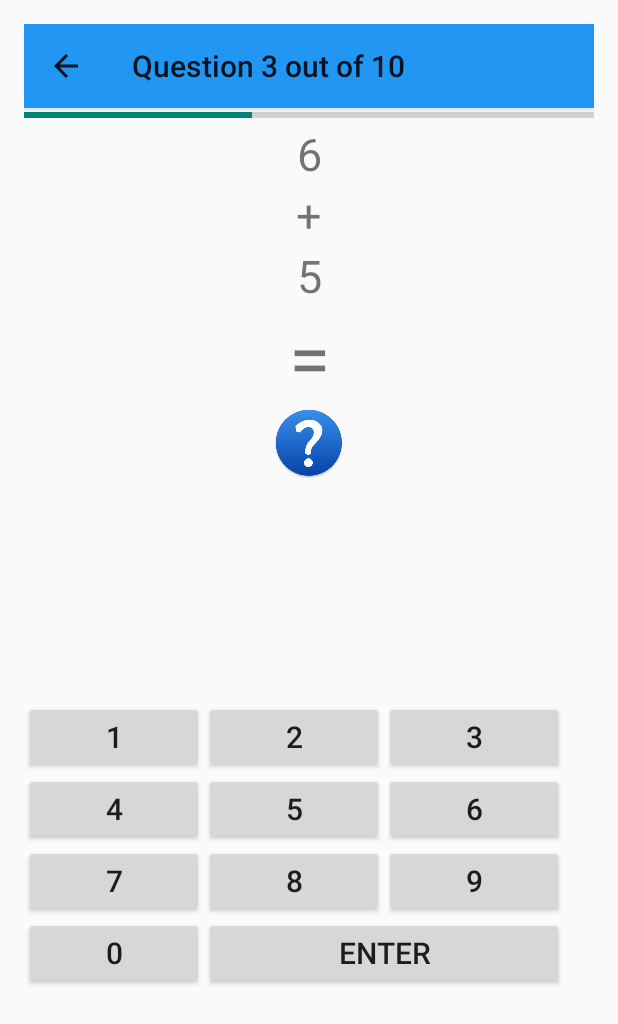
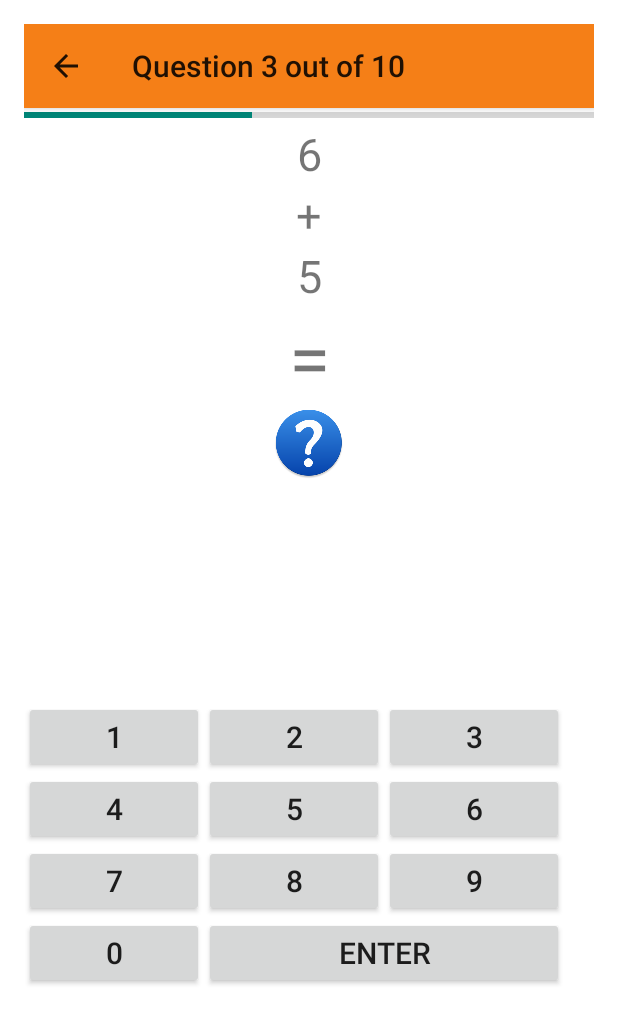
Before and after one commit to knair99/LayoutMathQuiz, an Android app: the QuizActivity screen opened directly, with no data from a screen before it, on a phone screen of 412 x 824 dp. Shown: the top 1024 px of the screen. Run offline under Robolectric (Android 15) with nearby library versions, the phone set to English and light mode, and no system bars.

Commit message:
modified colors

```diff
--- a/app/src/main/java/com/example/nimma/mathquiz/ExitDialog.java
+++ b/app/src/main/java/com/example/nimma/mathquiz/ExitDialog.java
@@ -52,11 +52,8 @@ public class ExitDialog extends DialogFragment {
         builder.setNegativeButton("No", new DialogInterface.OnClickListener() {
                     @Override
                     public void onClick(DialogInterface dialogInterface, int i) {
-
                         frag_question.bDontStartTimer = false;
                         frag_question.CreateAndStartTimer();
-                        //myActivity.setRequestedOrientation(ActivityInfo.SCREEN_ORIENTATION_SENSOR);
-
                     }
                 });
 
--- a/app/src/main/java/com/example/nimma/mathquiz/QuestionFragment.java
+++ b/app/src/main/java/com/example/nimma/mathquiz/QuestionFragment.java
@@ -41,6 +41,7 @@ public class QuestionFragment extends Fragment {
     public static final int TOTAL_QUESTIONS = 10;
     public static final String STR_QUIZ_OVER = "STR_QUIZ_OVER";
     public static final String STR_DONT_START_TIMER = "STR_DONT_START_TIMER";
+    public static final String STR_ORIENTATION_CHANGED = "STR_ORIENTATION_CHANGED";
 
 
     //These are changeables
@@ -67,6 +68,7 @@ public class QuestionFragment extends Fragment {
     public CountDownTimer cdTimer;
     public boolean bDontStartTimer = false;
     public static boolean bStartingTimeFromPause = false;
+    public boolean bOrientationHasChanged = false;
 
     @Override
     public View onCreateView(LayoutInflater inflater, ViewGroup container,
@@ -96,6 +98,7 @@ public class QuestionFragment extends Fragment {
             bQuizOver = savedInstanceState.getBoolean(STR_QUIZ_OVER);
 
             bDontStartTimer = savedInstanceState.getBoolean(STR_DONT_START_TIMER);
+
         }
         else {
             //Generate random numbers
@@ -197,6 +200,7 @@ public class QuestionFragment extends Fragment {
 
         outState.putBoolean(STR_QUIZ_OVER, bQuizOver);
         outState.putBoolean(STR_DONT_START_TIMER, bDontStartTimer);
+        outState.putBoolean(STR_ORIENTATION_CHANGED, bOrientationHasChanged);
 
         //Cancel timer again?
         if(cdTimer != null) {
--- a/app/src/main/java/com/example/nimma/mathquiz/QuizActivity.java
+++ b/app/src/main/java/com/example/nimma/mathquiz/QuizActivity.java
@@ -14,6 +14,8 @@ import android.os.Bundle;
 import android.support.v7.widget.Toolbar;
 import android.view.MenuItem;
 import android.view.View;
+import android.view.Window;
+import android.view.WindowManager;
 import android.widget.Button;
 import android.widget.ProgressBar;
 
@@ -41,6 +43,11 @@ public class QuizActivity extends AppCompatActivity implements NumberPadFragment
 
         getSupportActionBar().setDisplayHomeAsUpEnabled(true);
         getSupportActionBar().setDisplayShowHomeEnabled(true);
+
+        Window window = this.getWindow();
+        window.clearFlags(WindowManager.LayoutParams.FLAG_TRANSLUCENT_STATUS);
+        window.addFlags(WindowManager.LayoutParams.FLAG_DRAWS_SYSTEM_BAR_BACKGROUNDS);
+        window.setStatusBarColor(getResources().getColor(R.color.neela));
 
         //Init progressBar
         ProgressBar pb = (ProgressBar) findViewById(R.id.progressBar);
@@ -132,7 +139,7 @@ public class QuizActivity extends AppCompatActivity implements NumberPadFragment
     protected void onResume() {
         frag_question = (QuestionFragment) getFragmentManager().findFragmentById(R.id.question_fragment);
         frag_question.bStartingTimeFromPause = true;
-        if(!frag_question.bQuizOver && !frag_question.bDontStartTimer) {
+        if(!frag_question.bQuizOver && !frag_question.bDontStartTimer){
             frag_question.CreateAndStartTimer();
         }
         super.onResume();
--- a/app/src/main/res/layout-land/activity_home.xml
+++ b/app/src/main/res/layout-land/activity_home.xml
@@ -3,13 +3,14 @@
     xmlns:app="http://schemas.android.com/apk/res-auto"
     android:layout_width="match_parent"
     android:layout_height="match_parent"
-    android:orientation = "horizontal">
+    android:orientation = "horizontal"
+    android:background="@color/background_neela">
 
     <android.support.v7.widget.Toolbar
         android:id="@+id/my_toolbar"
         android:layout_width="match_parent"
         android:layout_height="?attr/actionBarSize"
-        android:background="#2196F3"
+        android:background="#F57F17"
         android:elevation="4dp"
         android:theme="@style/ThemeOverlay.AppCompat.ActionBar"
         app:popupTheme="@style/ThemeOverlay.AppCompat.Light"/>
--- a/app/src/main/res/layout-land/activity_quiz.xml
+++ b/app/src/main/res/layout-land/activity_quiz.xml
@@ -10,13 +10,14 @@
     android:paddingRight="@dimen/activity_horizontal_margin"
     android:paddingTop="@dimen/activity_vertical_margin"
     tools:context="com.example.nimma.mathquiz.QuizActivity"
+    android:background="@color/background_neela"
     android:orientation="horizontal">
 
     <android.support.v7.widget.Toolbar
         android:id="@+id/my_toolbar"
         android:layout_width="match_parent"
         android:layout_height="?attr/actionBarSize"
-        android:background="#2196F3"
+        android:background="#F57F17"
         android:elevation="4dp"
         android:theme="@style/ThemeOverlay.AppCompat.ActionBar"
         app:popupTheme="@style/ThemeOverlay.AppCompat.Light"/>
--- a/app/src/main/res/layout-sw600dp-land/activity_home.xml
+++ b/app/src/main/res/layout-sw600dp-land/activity_home.xml
@@ -3,13 +3,14 @@
     xmlns:app="http://schemas.android.com/apk/res-auto"
     android:layout_width="match_parent"
     android:layout_height="match_parent"
-    android:orientation = "horizontal">
+    android:orientation = "horizontal"
+    android:background="@color/background_neela">
 
     <android.support.v7.widget.Toolbar
         android:id="@+id/my_toolbar"
         android:layout_width="match_parent"
         android:layout_height="?attr/actionBarSize"
-        android:background="#2196F3"
+        android:background="#F57F17"
         android:elevation="4dp"
         android:theme="@style/ThemeOverlay.AppCompat.ActionBar"
         app:popupTheme="@style/ThemeOverlay.AppCompat.Light"/>
--- a/app/src/main/res/layout-sw600dp-land/activity_quiz.xml
+++ b/app/src/main/res/layout-sw600dp-land/activity_quiz.xml
@@ -10,13 +10,14 @@
     android:paddingRight="@dimen/activity_horizontal_margin"
     android:paddingTop="@dimen/activity_vertical_margin"
     tools:context="com.example.nimma.mathquiz.QuizActivity"
+    android:background="@color/background_neela"
     android:orientation="horizontal">
 
     <android.support.v7.widget.Toolbar
         android:id="@+id/my_toolbar"
         android:layout_width="match_parent"
         android:layout_height="?attr/actionBarSize"
-        android:background="#2196F3"
+        android:background="#F57F17"
         android:elevation="4dp"
         android:theme="@style/ThemeOverlay.AppCompat.ActionBar"
         app:popupTheme="@style/ThemeOverlay.AppCompat.Light"/>
--- a/app/src/main/res/layout-sw600dp/activity_home.xml
+++ b/app/src/main/res/layout-sw600dp/activity_home.xml
@@ -9,13 +9,14 @@
     android:paddingRight="@dimen/activity_horizontal_margin"
     android:paddingTop="@dimen/activity_vertical_margin"
     tools:context="com.example.nimma.mathquiz.HomeActivity"
+    android:background="@color/background_neela"
     android:orientation="vertical">
     <android.support.v7.widget.Toolbar
         android:id="@+id/my_toolbar"
         android:title="Math Quiz"
         android:layout_width="match_parent"
         android:layout_height="?attr/actionBarSize"
-        android:background="#2196F3"
+        android:background="#F57F17"
         android:elevation="4dp"
         android:theme="@style/ThemeOverlay.AppCompat.ActionBar"
         app:popupTheme="@style/ThemeOverlay.AppCompat.Light"/>
--- a/app/src/main/res/layout-sw600dp/activity_quiz.xml
+++ b/app/src/main/res/layout-sw600dp/activity_quiz.xml
@@ -10,13 +10,14 @@
     android:paddingRight="@dimen/activity_horizontal_margin"
     android:paddingTop="@dimen/activity_vertical_margin"
     tools:context="com.example.nimma.mathquiz.QuizActivity"
+    android:background="@color/background_neela"
     android:orientation="vertical">
 
     <android.support.v7.widget.Toolbar
         android:id="@+id/my_toolbar"
         android:layout_width="match_parent"
         android:layout_height="?attr/actionBarSize"
-        android:background="#2196F3"
+        android:background="#F57F17"
         android:elevation="4dp"
         android:theme="@style/ThemeOverlay.AppCompat.ActionBar"
         app:popupTheme="@style/ThemeOverlay.AppCompat.Light"/>
--- a/app/src/main/res/layout/activity_home.xml
+++ b/app/src/main/res/layout/activity_home.xml
@@ -9,12 +9,13 @@
     android:paddingRight="@dimen/activity_horizontal_margin"
     android:paddingTop="@dimen/activity_vertical_margin"
     tools:context="com.example.nimma.mathquiz.HomeActivity"
+    android:background="@color/background_neela"
     android:orientation="vertical">
     <android.support.v7.widget.Toolbar
         android:id="@+id/my_toolbar"
         android:layout_width="match_parent"
         android:layout_height="?attr/actionBarSize"
-        android:background="#2196F3"
+        android:background="#F57F17"
         android:elevation="4dp"
         android:theme="@style/ThemeOverlay.AppCompat.ActionBar"
         app:popupTheme="@style/ThemeOverlay.AppCompat.Light"/>
--- a/app/src/main/res/layout/activity_quiz.xml
+++ b/app/src/main/res/layout/activity_quiz.xml
@@ -10,13 +10,14 @@
     android:paddingRight="@dimen/activity_horizontal_margin"
     android:paddingTop="@dimen/activity_vertical_margin"
     tools:context="com.example.nimma.mathquiz.QuizActivity"
+    android:background="@color/background_neela"
     android:orientation="vertical">
 
   <android.support.v7.widget.Toolbar
       android:id="@+id/my_toolbar"
       android:layout_width="match_parent"
       android:layout_height="?attr/actionBarSize"
-      android:background="#2196F3"
+      android:background="#F57F17"
       android:elevation="4dp"
       android:theme="@style/ThemeOverlay.AppCompat.ActionBar"
       app:popupTheme="@style/ThemeOverlay.AppCompat.Light"/>
--- a/app/src/main/res/values/colors.xml
+++ b/app/src/main/res/values/colors.xml
@@ -3,4 +3,6 @@
     <color name="colorPrimary">#3F51B5</color>
     <color name="colorPrimaryDark">#303F9F</color>
     <color name="colorAccent">#FF4081</color>
+    <color name="neela">#F57F17</color>
+    <color name="background_neela">#FFFFFF</color>
 </resources>
```
Also changed, not shown: app/src/main/java/com/example/nimma/mathquiz/HomeActivity.java (+10 -0 lines).
